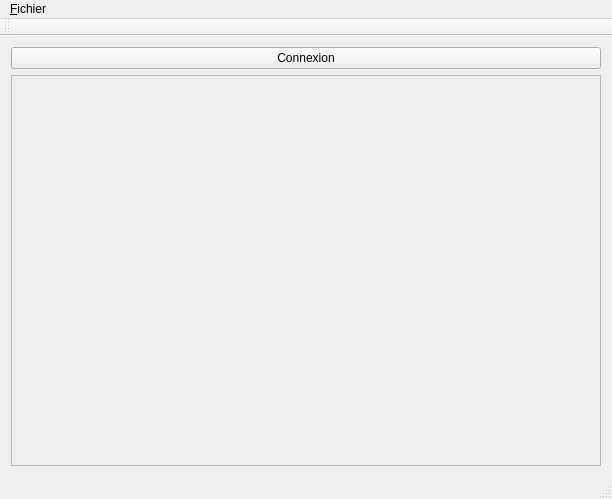
The window that mainwindow.ui (gthom/bts_SIO_Gap_Crab_Equipe_Est) describes before a commit, drawn with Qt 5.
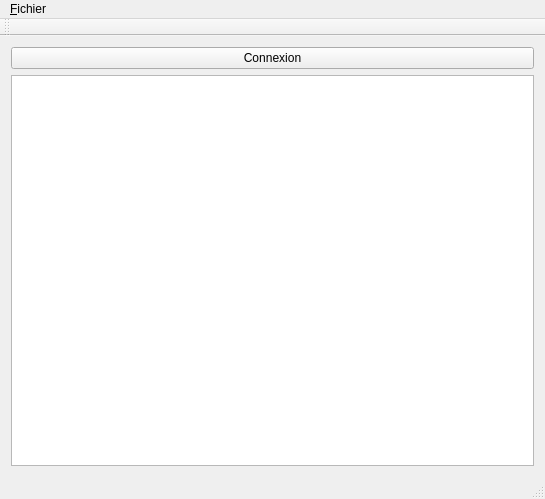
The same window after the commit.

Commit message: Interface & Connexion

Diff of the .ui file:
```diff
--- a/mainwindow.ui
+++ b/mainwindow.ui
@@ -6,7 +6,7 @@
    <rect>
     <x>0</x>
     <y>0</y>
-    <width>612</width>
+    <width>545</width>
     <height>499</height>
    </rect>
   </property>
@@ -25,11 +25,7 @@
        </widget>
       </item>
       <item>
-       <widget class="QTableWidget" name="tableWidget">
-        <property name="enabled">
-         <bool>false</bool>
-        </property>
-       </widget>
+       <widget class="QTableView" name="tableViewStation"/>
       </item>
      </layout>
     </item>
@@ -40,7 +36,7 @@
     <rect>
      <x>0</x>
      <y>0</y>
-     <width>612</width>
+     <width>545</width>
      <height>29</height>
     </rect>
    </property>
```
Left out of the diff: 2 changed lines with no effect on the pictures. The commit also changes 2 other files.
